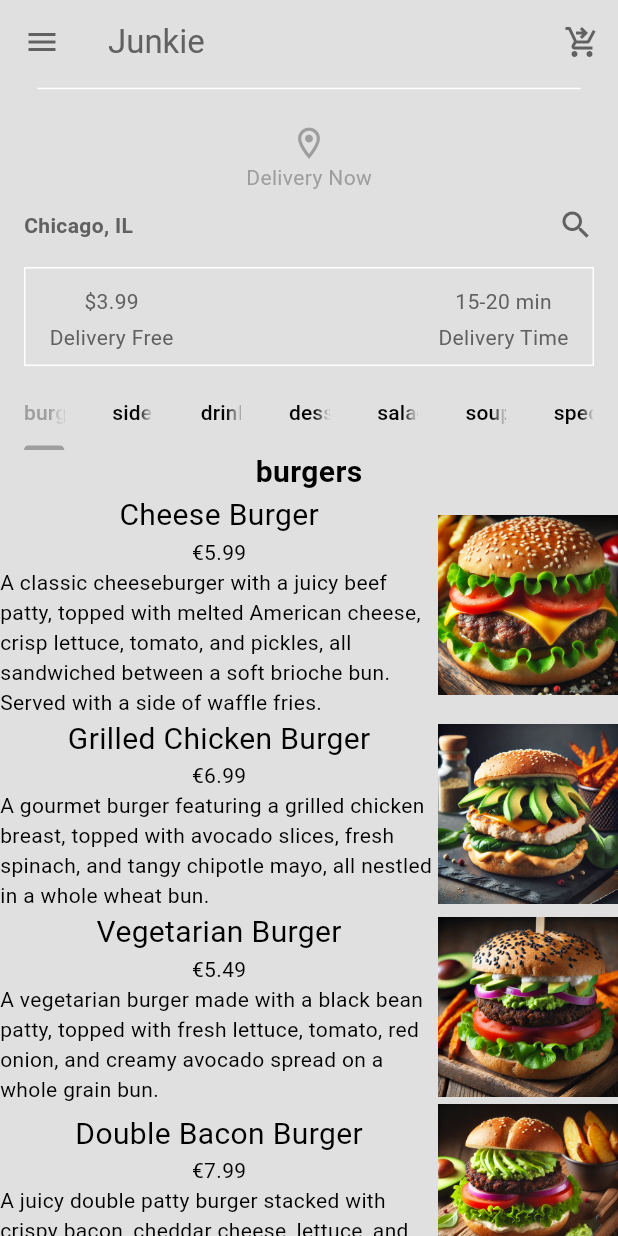
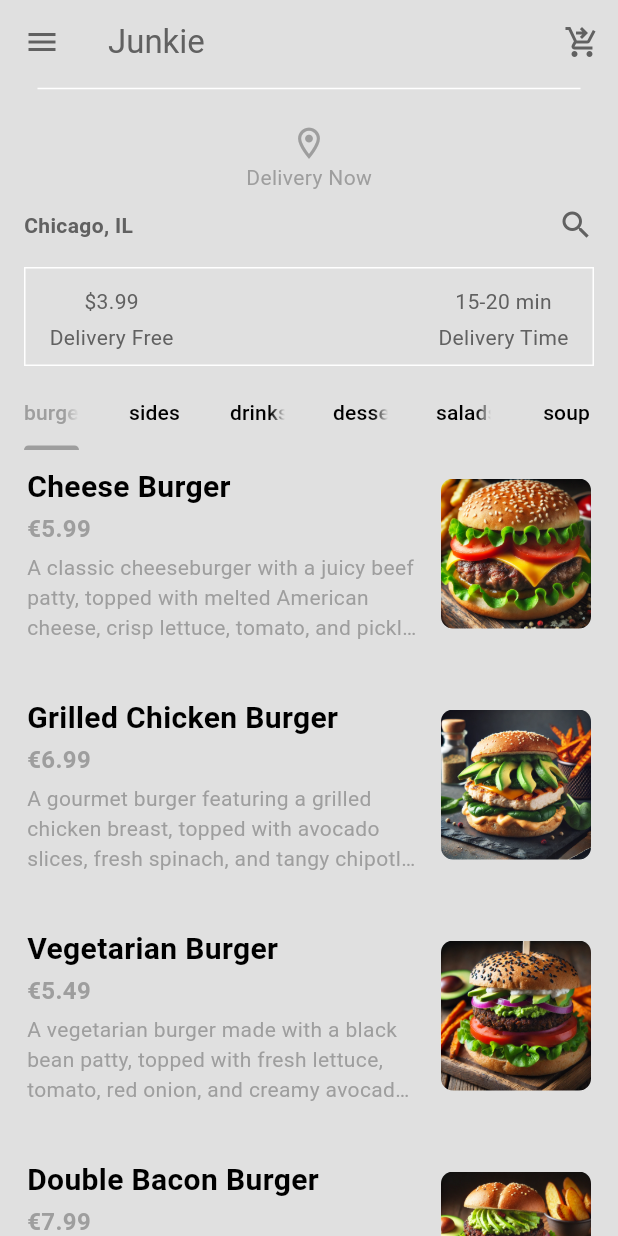
Before and after one commit to salahbm/junkie, a Flutter app: the Home screen opened directly, on a phone screen of 412 x 824 dp. Run offline on Flutter 3.47's test engine with Material 3 defaults, Android fonts, the light colour scheme and no system bars.

Commit message:
[add]: food detail page

```diff
--- a/lib/models/food.dart
+++ b/lib/models/food.dart
@@ -18,7 +18,7 @@ class Food {
 
 // Food categories
 
-enum FoodCategory { burgers, sides, drinks, desserts, salads, soup, specials }
+enum FoodCategory { burgers, sides, drinks, desserts, salads, soup }
 
 // Foods addons
 class AddOn {
--- a/lib/models/restaurant.dart
+++ b/lib/models/restaurant.dart
@@ -161,7 +161,7 @@ class Restaurant extends ChangeNotifier {
     // Desserts
     Food(
         name: 'Chocolate Cake',
-        imagePath: 'assets/food/desserts/chocolate_cake.png',
+        imagePath: 'assets/food/desserts/choco.png',
         description:
             'A decadent slice of chocolate cake topped with rich chocolate ganache and a fresh strawberry.',
         price: 3.99,
@@ -177,7 +177,7 @@ class Restaurant extends ChangeNotifier {
         addOns: []),
     Food(
         name: 'Apple Pie',
-        imagePath: 'assets/food/desserts/pumpkin_pie.png',
+        imagePath: 'assets/food/desserts/pumkin_pie.png',
         description:
             'A classic slice of apple pie with a flaky, golden crust and a scoop of vanilla ice cream.',
         price: 3.99,
@@ -186,7 +186,7 @@ class Restaurant extends ChangeNotifier {
 
     Food(
         name: 'Tiramisu',
-        imagePath: 'assets/food/desserts/blueberry_foam.png',
+        imagePath: 'assets/food/desserts/bluberry_foam.png',
         description:
             'A classic Italian dessert with layers of coffee-soaked ladyfingers, mascarpone cheese, and cocoa powder.',
         price: 4.99,
--- a/lib/screens/home/food_tile.dart
+++ b/lib/screens/home/food_tile.dart
@@ -4,30 +4,76 @@ import 'package:junkie/models/food.dart';
 class FoodTile extends StatelessWidget {
   final Food food;
   final void Function()? onTap;
+
   const FoodTile({super.key, required this.food, this.onTap});
 
   @override
   Widget build(BuildContext context) {
     return Column(children: [
-      GestureDetector(
+      Padding(
+        padding: const EdgeInsets.symmetric(vertical: 8.0, horizontal: 16.0),
+        child: GestureDetector(
           onTap: onTap,
-          child: Row(
-            children: [
-              Expanded(
-                  child: Column(
+          child: Padding(
+            padding: const EdgeInsets.all(2.0),
+            child: SingleChildScrollView(
+              // Added this
+              child: Row(
                 children: [
-                  Text(food.name, style: const TextStyle(fontSize: 20)),
-                  Text('€${food.price.toStringAsFixed(2)}'),
-                  Text(food.description),
+                  Expanded(
+                    child: Column(
+                      crossAxisAlignment: CrossAxisAlignment.start,
+                      children: [
+                        Text(
+                          food.name,
+                          style: const TextStyle(
+                            fontSize: 20,
+                            fontWeight: FontWeight.bold,
+                          ),
+                        ),
+                        const SizedBox(height: 2),
+                        Text(
+                          '€${food.price.toStringAsFixed(2)}',
+                          style: TextStyle(
+                            fontSize: 16,
+                            color: Theme.of(context).colorScheme.primary,
+                            fontWeight: FontWeight.w600,
+                          ),
+                        ),
+                        const SizedBox(height: 4),
+                        Text(
+                          food.description,
+                          style: const TextStyle(
+                            fontSize: 14,
+                            color: Colors.grey,
+                          ),
+                          maxLines: 3,
+                          overflow: TextOverflow.ellipsis,
+                        ),
+                      ],
+                    ),
+                  ),
+                  const SizedBox(width: 16),
+                  ClipRRect(
+                    borderRadius: BorderRadius.circular(8.0),
+                    child: Image.asset(
+                      food.imagePath,
+                      height: 100,
+                      width: 100,
+                      fit: BoxFit.cover,
+                    ),
+                  ),
                 ],
-              )),
-              Image.asset(
-                food.imagePath,
-                height: 120,
-                width: 120,
               ),
-            ],
-          ))
+            ),
+          ),
+        ),
+      ),
+      Divider(
+        indent: 20,
+        endIndent: 20,
+        color: Theme.of(context).colorScheme.surface,
+      ),
     ]);
   }
 }
--- a/lib/screens/home/home.dart
+++ b/lib/screens/home/home.dart
@@ -1,6 +1,7 @@
 import 'package:flutter/material.dart';
 import 'package:junkie/models/food.dart';
 import 'package:junkie/models/restaurant.dart';
+import 'package:junkie/screens/food/index.dart';
 import 'package:junkie/screens/home/curr_location.dart';
 import 'package:junkie/components/drawer.dart';
 import 'package:junkie/components/silver_bar.dart';
@@ -41,12 +42,10 @@ class _HomeState extends State<Home> with SingleTickerProviderStateMixin {
     return FoodCategory.values.map((category) {
       List<Food> categoryMenu = _filterMenuByCategory(category, fullMenu);
 
-      return Column(
+      return SingleChildScrollView(
+        child: Column(
           children: [
-          Text(
-            category.toString().split('.').last, // Display category name
-            style: const TextStyle(fontSize: 20, fontWeight: FontWeight.bold),
-          ),
+            // You can add other widgets here if needed, e.g., a header
             ListView.builder(
               shrinkWrap: true,
               physics: const NeverScrollableScrollPhysics(),
@@ -55,11 +54,18 @@ class _HomeState extends State<Home> with SingleTickerProviderStateMixin {
               itemBuilder: (context, index) {
                 return FoodTile(
                   food: categoryMenu[index],
-                onTap: () {},
+                  onTap: () {
+                    Navigator.push(
+                        context,
+                        MaterialPageRoute(
+                            builder: (context) =>
+                                FoodPage(food: categoryMenu[index])));
+                  },
                 );
               },
             ),
           ],
+        ),
       );
     }).toList();
   }
```
Also changed, not shown: lib/screens/food/index.dart (added, +177 -0 lines), lib/models/cart.dart (added). Lines whose indentation alone changed are shown as unchanged.
